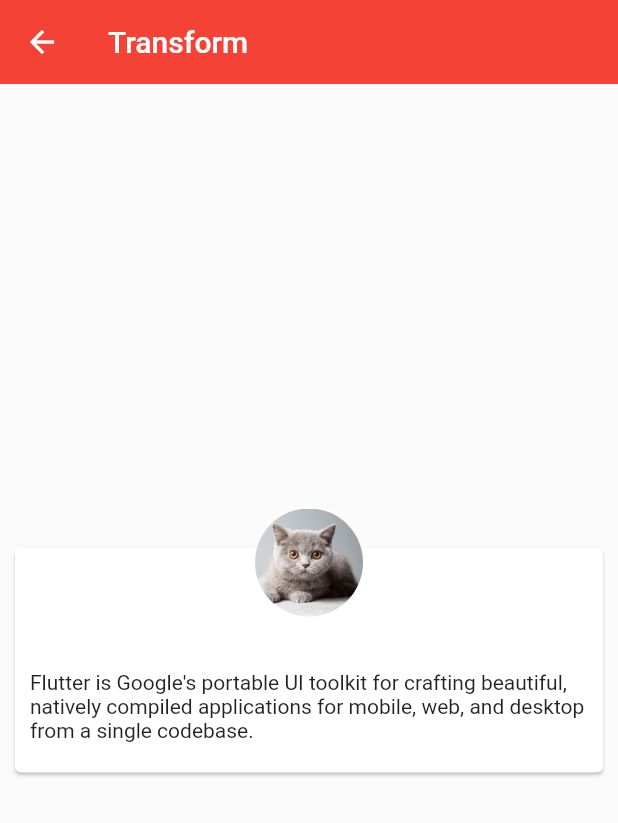
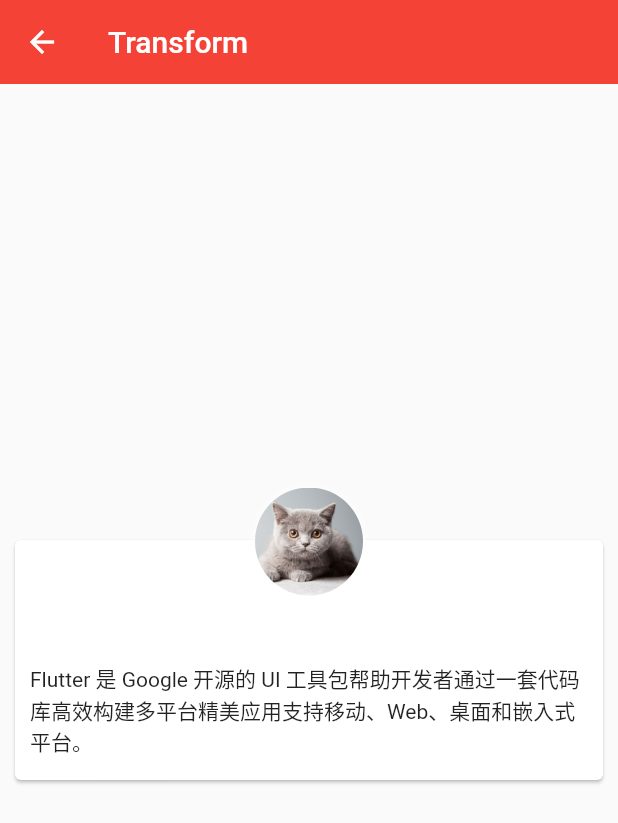
Before and after one commit to MYWProgram/flutter_demo, a Flutter app: the ShowTransform screen opened by its route, on a phone screen of 412 x 824 dp. Shown: the top 823 px of the screen. Run offline on Flutter 3.47's test engine with Material 2 defaults, Android fonts, the phone set to English and light mode, and no system bars; our stand-ins replace scroll_to_index.

Commit message:
fix: demo show_transform, replace assets

```diff
--- a/lib/main.dart
+++ b/lib/main.dart
@@ -1,5 +1,4 @@
 import 'package:flutter/material.dart';
-import 'package:flutter_demo/widget/text_field_controller.dart';
 import 'package:flutter_demo/widget/clip.dart';
 import 'package:flutter_demo/widget/scroller_listener.dart';
 import 'package:flutter_demo/widget/scroll_to_index.dart';
@@ -74,7 +73,6 @@ class _HomePageState extends State<HomePage> {
 }
 
 Map<String, WidgetBuilder> router = {
-  '输入框 Controller': (context) => new TextFieldController(),
   '控件圆角组合': (context) => new Clip(),
   '列表滑动监听': (context) => new ScrollerListener(),
   '滚动到指定位置': (context) => new ScrollToIndex(),
--- a/lib/widget/show_transform.dart
+++ b/lib/widget/show_transform.dart
@@ -7,7 +7,7 @@ class ShowTransform extends StatelessWidget {
     _getHeader(context) {
       return Transform.translate(
         // * 向上偏移
-        offset: Offset(0, -36.0),
+        offset: Offset(0, -45.0),
         child: Container(
           width: 72.0,
           height: 72.0,
@@ -30,35 +30,35 @@ class ShowTransform extends StatelessWidget {
 
     return Scaffold(
       appBar: AppBar(
+        elevation: 0,
+        backgroundColor: Colors.red,
         title: Container(
           child: Text('Transform'),
         ),
-        elevation: 0,
-        backgroundColor: Colors.red,
       ),
       body: Container(
+        alignment: Alignment.center,
         child: Card(
+          margin: EdgeInsets.all(10),
           child: Container(
+            height: 160,
+            padding: EdgeInsets.all(10),
             child: Column(
+              crossAxisAlignment: CrossAxisAlignment.center,
               children: <Widget>[
                 _getHeader(context),
                 Text(
-                  "Flutter is Google's portable UI toolkit for crafting "
-                  "beautiful, natively compiled applications for mobile, "
-                  "web, and desktop from a single codebase. ",
+                  "Flutter 是 Google 开源的 UI 工具包"
+                  "帮助开发者通过一套代码库高效构建多平台精美应用"
+                  "支持移动、Web、桌面和嵌入式平台。",
                   overflow: TextOverflow.ellipsis,
                   softWrap: true,
                   maxLines: 3,
                 ),
               ],
-              crossAxisAlignment: CrossAxisAlignment.center,
             ),
-            height: 150,
-            padding: EdgeInsets.all(10),
           ),
-          margin: EdgeInsets.all(10),
         ),
-        alignment: Alignment.center,
       ),
     );
   }
```
Also changed, not shown: lib/widget/text_field_controller.dart (deleted, +0 -50 lines).
